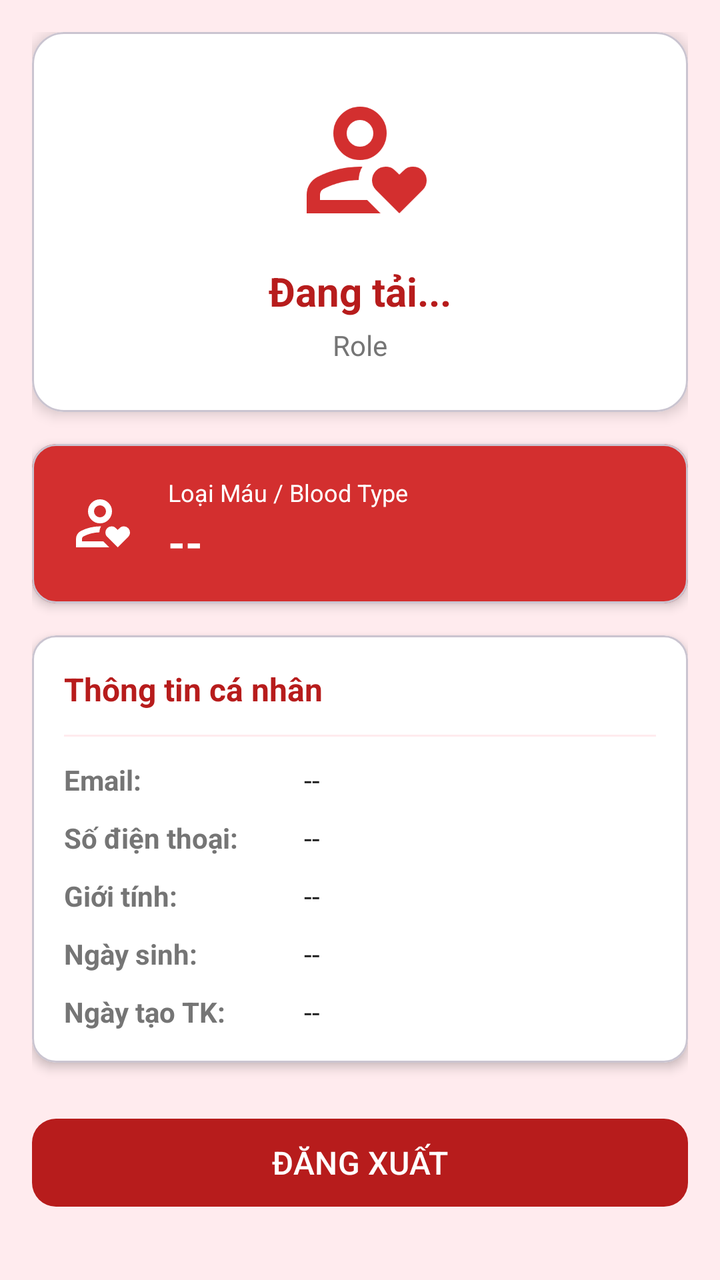
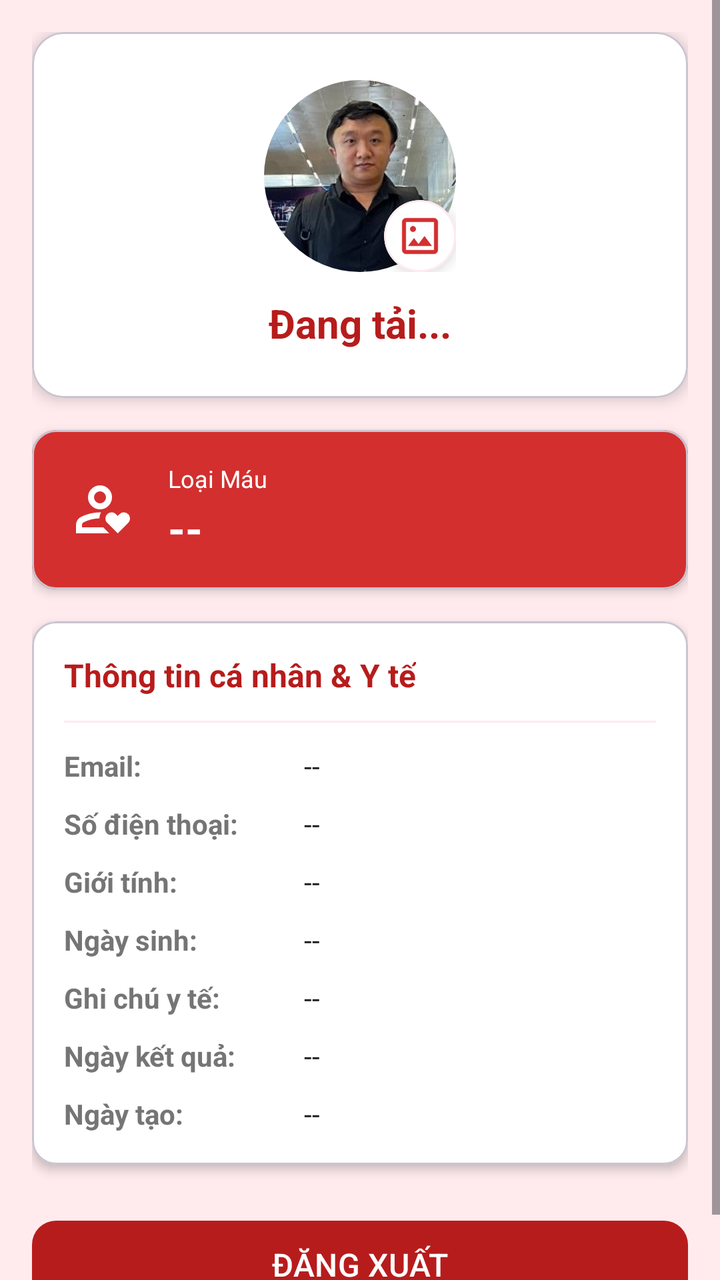

Before-and-after screenshots of an Android layout around one commit, followed by the original layout XML and the change that was made.
<!-- AndroidManifest.xml: application theme Theme.AndroidMedical -->
<!-- res/layout/fragment_profile.xml -->
<?xml version="1.0" encoding="utf-8"?>
<FrameLayout xmlns:android="http://schemas.android.com/apk/res/android"
    xmlns:app="http://schemas.android.com/apk/res-auto"
    xmlns:tools="http://schemas.android.com/tools"
    android:layout_width="match_parent"
    android:layout_height="match_parent"
    android:background="@color/blood_light_bg"
    tools:context=".fragments.ProfileFragment">

    <ScrollView
        android:layout_width="match_parent"
        android:layout_height="match_parent"
        android:fillViewport="true">

        <LinearLayout
            android:layout_width="match_parent"
            android:layout_height="wrap_content"
            android:orientation="vertical"
            android:padding="16dp">

            
            <com.google.android.material.card.MaterialCardView
                android:layout_width="match_parent"
                android:layout_height="wrap_content"
                android:layout_marginBottom="16dp"
                app:cardBackgroundColor="@color/white"
                app:cardCornerRadius="16dp"
                app:cardElevation="4dp">

                <LinearLayout
                    android:layout_width="match_parent"
                    android:layout_height="wrap_content"
                    android:gravity="center"
                    android:orientation="vertical"
                    android:padding="24dp">

                    <ImageView
                        android:layout_width="80dp"
                        android:layout_height="80dp"
                        android:contentDescription="Avatar"
                        app:srcCompat="@drawable/icon_person_heart_24"
                        app:tint="@color/blood_primary" />

                    <TextView
                        android:id="@+id/tvFullName"
                        android:layout_width="wrap_content"
                        android:layout_height="wrap_content"
                        android:layout_marginTop="12dp"
                        android:text="Đang tải..."
                        android:textColor="@color/blood_primary_dark"
                        android:textSize="20sp"
                        android:textStyle="bold" />

                    <TextView
                        android:id="@+id/tvRole"
                        android:layout_width="wrap_content"
                        android:layout_height="wrap_content"
                        android:layout_marginTop="4dp"
                        android:text="Role"
                        android:textColor="@color/text_secondary"
                        android:textSize="14sp" />

                </LinearLayout>
            </com.google.android.material.card.MaterialCardView>

            
            <com.google.android.material.card.MaterialCardView
                android:layout_width="match_parent"
                android:layout_height="wrap_content"
                android:layout_marginBottom="16dp"
                app:cardBackgroundColor="@color/blood_primary"
                app:cardCornerRadius="12dp"
                app:cardElevation="3dp">

                <LinearLayout
                    android:layout_width="match_parent"
                    android:layout_height="wrap_content"
                    android:gravity="center_vertical"
                    android:orientation="horizontal"
                    android:padding="16dp">

                    <ImageView
                        android:layout_width="36dp"
                        android:layout_height="36dp"
                        android:contentDescription="Blood Icon"
                        app:srcCompat="@drawable/icon_person_heart_24"
                        app:tint="@color/white" />

                    <LinearLayout
                        android:layout_width="0dp"
                        android:layout_height="wrap_content"
                        android:layout_marginStart="16dp"
                        android:layout_weight="1"
                        android:orientation="vertical">

                        <TextView
                            android:layout_width="wrap_content"
                            android:layout_height="wrap_content"
                            android:text="Loại Máu / Blood Type"
                            android:textColor="@color/white"
                            android:textSize="12sp" />

                        <TextView
                            android:id="@+id/tvBloodType"
                            android:layout_width="wrap_content"
                            android:layout_height="wrap_content"
                            android:layout_marginTop="2dp"
                            android:text="--"
                            android:textColor="@color/white"
                            android:textSize="22sp"
                            android:textStyle="bold" />
                    </LinearLayout>

                </LinearLayout>
            </com.google.android.material.card.MaterialCardView>

            
            <com.google.android.material.card.MaterialCardView
                android:layout_width="match_parent"
                android:layout_height="wrap_content"
                android:layout_marginBottom="24dp"
                app:cardBackgroundColor="@color/white"
                app:cardCornerRadius="12dp"
                app:cardElevation="3dp">

                <LinearLayout
                    android:layout_width="match_parent"
                    android:layout_height="wrap_content"
                    android:orientation="vertical"
                    android:padding="16dp">

                    <TextView
                        android:layout_width="wrap_content"
                        android:layout_height="wrap_content"
                        android:text="Thông tin cá nhân"
                        android:textColor="@color/blood_primary_dark"
                        android:textSize="16sp"
                        android:textStyle="bold" />

                    <View
                        android:layout_width="match_parent"
                        android:layout_height="1dp"
                        android:layout_marginVertical="12dp"
                        android:background="@color/blood_light_bg" />

                    
                    <LinearLayout
                        android:layout_width="match_parent"
                        android:layout_height="wrap_content"
                        android:layout_marginBottom="10dp"
                        android:orientation="horizontal">
                        <TextView
                            android:layout_width="120dp"
                            android:layout_height="wrap_content"
                            android:text="Email:"
                            android:textColor="@color/text_secondary"
                            android:textStyle="bold" />
                        <TextView
                            android:id="@+id/tvEmail"
                            android:layout_width="0dp"
                            android:layout_height="wrap_content"
                            android:layout_weight="1"
                            android:text="--"
                            android:textColor="@color/text_primary" />
                    </LinearLayout>

                    
                    <LinearLayout
                        android:layout_width="match_parent"
                        android:layout_height="wrap_content"
                        android:layout_marginBottom="10dp"
                        android:orientation="horizontal">
                        <TextView
                            android:layout_width="120dp"
                            android:layout_height="wrap_content"
                            android:text="Số điện thoại:"
                            android:textColor="@color/text_secondary"
                            android:textStyle="bold" />
                        <TextView
                            android:id="@+id/tvPhone"
                            android:layout_width="0dp"
                            android:layout_height="wrap_content"
                            android:layout_weight="1"
                            android:text="--"
                            android:textColor="@color/text_primary" />
                    </LinearLayout>

                    
                    <LinearLayout
                        android:layout_width="match_parent"
                        android:layout_height="wrap_content"
                        android:layout_marginBottom="10dp"
                        android:orientation="horizontal">
                        <TextView
                            android:layout_width="120dp"
                            android:layout_height="wrap_content"
                            android:text="Giới tính:"
                            android:textColor="@color/text_secondary"
                            android:textStyle="bold" />
                        <TextView
                            android:id="@+id/tvGender"
                            android:layout_width="0dp"
                            android:layout_height="wrap_content"
                            android:layout_weight="1"
                            android:text="--"
                            android:textColor="@color/text_primary" />
                    </LinearLayout>

                    
                    <LinearLayout
                        android:layout_width="match_parent"
                        android:layout_height="wrap_content"
                        android:layout_marginBottom="10dp"
                        android:orientation="horizontal">
                        <TextView
                            android:layout_width="120dp"
                            android:layout_height="wrap_content"
                            android:text="Ngày sinh:"
                            android:textColor="@color/text_secondary"
                            android:textStyle="bold" />
                        <TextView
                            android:id="@+id/tvDob"
                            android:layout_width="0dp"
                            android:layout_height="wrap_content"
                            android:layout_weight="1"
                            android:text="--"
                            android:textColor="@color/text_primary" />
                    </LinearLayout>

                    
                    <LinearLayout
                        android:layout_width="match_parent"
                        android:layout_height="wrap_content"
                        android:orientation="horizontal">
                        <TextView
                            android:layout_width="120dp"
                            android:layout_height="wrap_content"
                            android:text="Ngày tạo TK:"
                            android:textColor="@color/text_secondary"
                            android:textStyle="bold" />
                        <TextView
                            android:id="@+id/tvCreatedAt"
                            android:layout_width="0dp"
                            android:layout_height="wrap_content"
                            android:layout_weight="1"
                            android:text="--"
                            android:textColor="@color/text_primary" />
                    </LinearLayout>

                </LinearLayout>
            </com.google.android.material.card.MaterialCardView>

            
            <com.google.android.material.button.MaterialButton
                android:id="@+id/btnLogout"
                android:layout_width="match_parent"
                android:layout_height="52dp"
                android:text="ĐĂNG XUẤT"
                android:textSize="16sp"
                app:backgroundTint="@color/blood_primary_dark"
                app:cornerRadius="12dp" />

        </LinearLayout>
    </ScrollView>

    <ProgressBar
        android:id="@+id/progressBar"
        style="?android:attr/progressBarStyleLarge"
        android:layout_width="wrap_content"
        android:layout_height="wrap_content"
        android:layout_gravity="center"
        android:indeterminateTint="@color/blood_primary"
        android:visibility="gone" />

</FrameLayout>
<!-- resources referenced by this layout -->
<resources>
  <color name="blood_light_bg">#FFEBEE</color>
  <color name="blood_primary">#D32F2F</color>
  <color name="blood_primary_dark">#B71C1C</color>
  <color name="text_primary">#212121</color>
  <color name="text_secondary">#757575</color>
  <color name="white">#FFFFFFFF</color>
  <!-- drawable icon_person_heart_24 (drawable) -->
  <vector xmlns:android="http://schemas.android.com/apk/res/android"
      android:width="24dp"
      android:height="24dp"
      android:viewportWidth="24"
      android:viewportHeight="24">
    <path
        android:pathData="M12,18ZM4,20L4,17.2q0,-0.85 0.44,-1.56q0.44,-0.71 1.16,-1.09q1.55,-0.78 3.15,-1.16T12,13q0.1,0 0.18,0t0.18,0q-0.28,0.45 -0.41,0.96Q11.8,14.48 11.8,15q-1.35,0.03 -2.69,0.36T6.5,16.35Q6.28,16.48 6.14,16.7Q6,16.93 6,17.2L6,18h7.08l2,2L4,20ZM9.18,10.82Q8,9.65 8,8T9.18,5.18T12,4t2.83,1.18T16,8t-1.17,2.82T12,12T9.18,10.83ZM13.42,9.41Q14,8.82 14,8T13.41,6.59T12,6T10.59,6.59Q10,7.18 10,8t0.59,1.41T12,10t1.41,-0.59ZM12,8ZM17.9,20l-3.5,-3.5q-0.32,-0.32 -0.46,-0.7q-0.14,-0.38 -0.14,-0.75q0,-0.8 0.57,-1.42T15.85,13q0.7,0 1.1,0.32T17.9,14.2q0.5,-0.5 0.91,-0.85Q19.23,13 19.95,13q0.92,0 1.49,0.64T22,15.08q0,0.38 -0.15,0.75T21.4,16.5L17.9,20Z"
        android:fillColor="#1f1f1f"/>
  </vector>
  <style name="Theme.AndroidMedical" parent="Base.Theme.AndroidMedical" />
  <style name="Base.Theme.AndroidMedical" parent="Theme.Material3.DayNight.NoActionBar">
          
          <item name="colorPrimary">@color/blood_primary</item>
          <item name="colorPrimaryDark">@color/blood_primary_dark</item>
          <item name="colorSecondary">@color/blood_accent</item>
          <item name="android:windowBackground">@color/blood_light_bg</item>
      </style>
  <color name="blood_accent">#E53935</color>
</resources>

<!-- the commit's change to res/layout/fragment_profile.xml (unified diff, before → after) -->
@@ -34,12 +34,46 @@
                     android:orientation="vertical"
                     android:padding="24dp">
 
-                    <ImageView
-                        android:layout_width="80dp"
-                        android:layout_height="80dp"
-                        android:contentDescription="Avatar"
-                        app:srcCompat="@drawable/icon_person_heart_24"
-                        app:tint="@color/blood_primary" />
+                    <androidx.constraintlayout.widget.ConstraintLayout
+                        android:layout_width="wrap_content"
+                        android:layout_height="wrap_content">
+
+                        
+                        <com.google.android.material.imageview.ShapeableImageView
+                            android:id="@+id/ivAvatar"
+                            android:layout_width="96dp"
+                            android:layout_height="96dp"
+                            android:scaleType="centerCrop"
+                            android:src="@drawable/avatar"
+                            app:shapeAppearanceOverlay="@style/ShapeAppearance.Material3.Corner.Full"
+                            app:layout_constraintBottom_toBottomOf="parent"
+                            app:layout_constraintEnd_toEndOf="parent"
+                            app:layout_constraintStart_toStartOf="parent"
+                            app:layout_constraintTop_toTopOf="parent" />
+
+                        
+                        <com.google.android.material.card.MaterialCardView
+                            android:id="@+id/cardImageIcon"
+                            android:layout_width="36dp"
+                            android:layout_height="36dp"
+                            app:cardBackgroundColor="@color/white"
+                            app:cardCornerRadius="18dp"
+                            app:cardElevation="4dp"
+                            app:strokeColor="@color/blood_light_bg"
+                            app:strokeWidth="1dp"
+                            app:layout_constraintBottom_toBottomOf="@id/ivAvatar"
+                            app:layout_constraintEnd_toEndOf="@id/ivAvatar">
+
+                            <ImageView
+                                android:layout_width="match_parent"
+                                android:layout_height="match_parent"
+                                android:contentDescription="Edit Avatar"
+                                android:padding="6dp"
+                                app:srcCompat="@drawable/icon_image_24"
+                                app:tint="@color/blood_primary" />
+                        </com.google.android.material.card.MaterialCardView>
+
+                    </androidx.constraintlayout.widget.ConstraintLayout>
 
                     <TextView
                         android:id="@+id/tvFullName"
@@ -51,14 +85,7 @@
                         android:textSize="20sp"
                         android:textStyle="bold" />
 
-                    <TextView
-                        android:id="@+id/tvRole"
-                        android:layout_width="wrap_content"
-                        android:layout_height="wrap_content"
-                        android:layout_marginTop="4dp"
-                        android:text="Role"
-                        android:textColor="@color/text_secondary"
-                        android:textSize="14sp" />
+
 
                 </LinearLayout>
             </com.google.android.material.card.MaterialCardView>
@@ -96,7 +123,7 @@
                         <TextView
                             android:layout_width="wrap_content"
                             android:layout_height="wrap_content"
-                            android:text="Loại Máu / Blood Type"
+                            android:text="Loại Máu"
                             android:textColor="@color/white"
                             android:textSize="12sp" />
 
@@ -132,7 +159,7 @@
                     <TextView
                         android:layout_width="wrap_content"
                         android:layout_height="wrap_content"
-                        android:text="Thông tin cá nhân"
+                        android:text="Thông tin cá nhân &amp; Y tế"
                         android:textColor="@color/blood_primary_dark"
                         android:textSize="16sp"
                         android:textStyle="bold" />
@@ -231,11 +258,54 @@
                     <LinearLayout
                         android:layout_width="match_parent"
                         android:layout_height="wrap_content"
-                        android:orientation="horizontal">
-                        <TextView
-                            android:layout_width="120dp"
-                            android:layout_height="wrap_content"
-                            android:text="Ngày tạo TK:"
+                        android:layout_marginBottom="10dp"
+                        android:orientation="horizontal">
+                        <TextView
+                            android:layout_width="120dp"
+                            android:layout_height="wrap_content"
+                            android:text="Ghi chú y tế:"
+                            android:textColor="@color/text_secondary"
+                            android:textStyle="bold" />
+                        <TextView
+                            android:id="@+id/tvDiseaseNotes"
+                            android:layout_width="0dp"
+                            android:layout_height="wrap_content"
+                            android:layout_weight="1"
+                            android:text="--"
+                            android:textColor="@color/text_primary" />
+                    </LinearLayout>
+
+                    
+                    <LinearLayout
+                        android:layout_width="match_parent"
+                        android:layout_height="wrap_content"
+                        android:layout_marginBottom="10dp"
+                        android:orientation="horizontal">
+                        <TextView
+                            android:layout_width="120dp"
+                            android:layout_height="wrap_content"
+                            android:text="Ngày kết quả:"
+                            android:textColor="@color/text_secondary"
+                            android:textStyle="bold" />
+                        <TextView
+                            android:id="@+id/tvResultDate"
+                            android:layout_width="0dp"
+                            android:layout_height="wrap_content"
+                            android:layout_weight="1"
+                            android:text="--"
+                            android:textColor="@color/text_primary" />
+                    </LinearLayout>
+
+                    
+                    <LinearLayout
+                        android:layout_width="match_parent"
+                        android:layout_height="wrap_content"
+                        android:orientation="horizontal">
+
+                        <TextView
+                            android:layout_width="120dp"
+                            android:layout_height="wrap_content"
+                            android:text="Ngày tạo:"
                             android:textColor="@color/text_secondary"
                             android:textStyle="bold" />
                         <TextView
<!-- resource entries referenced after the edit -->
@@ -6,6 +6,17 @@
   <color name="text_primary">#212121</color>
   <color name="text_secondary">#757575</color>
   <color name="white">#FFFFFFFF</color>
+  <!-- drawable avatar: jpg bitmap (drawable, 9398 bytes) -->
+  <!-- drawable icon_image_24 (drawable) -->
+  <vector xmlns:android="http://schemas.android.com/apk/res/android"
+      android:width="24dp"
+      android:height="24dp"
+      android:viewportWidth="24"
+      android:viewportHeight="24">
+    <path
+        android:pathData="M5,21q-0.83,0 -1.41,-0.59T3,19L3,5Q3,4.17 3.59,3.59T5,3L19,3q0.83,0 1.41,0.59T21,5L21,19q0,0.82 -0.59,1.41T19,21L5,21ZM5,19L19,19L19,5L5,5L5,19ZM6,17L18,17l-3.75,-5l-3,4L9,13L6,17ZM5,19L5,5L5,19ZM9.56,9.56Q10,9.13 10,8.5T9.56,7.44T8.5,7T7.44,7.44T7,8.5T7.44,9.56T8.5,10T9.56,9.56Z"
+        android:fillColor="#1f1f1f"/>
+  </vector>
   <!-- drawable icon_person_heart_24 (drawable) -->
   <vector xmlns:android="http://schemas.android.com/apk/res/android"
       android:width="24dp"
